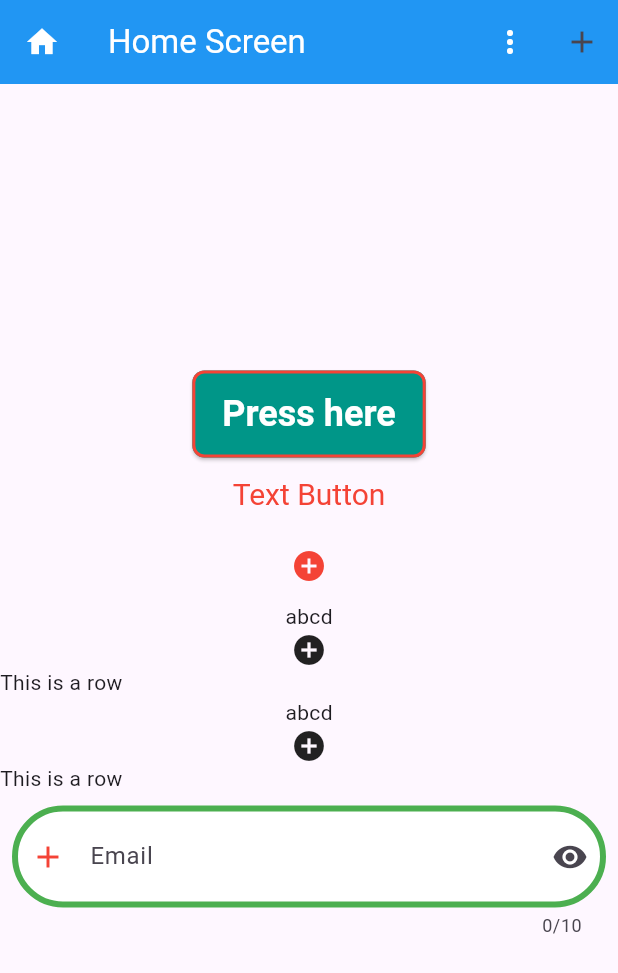
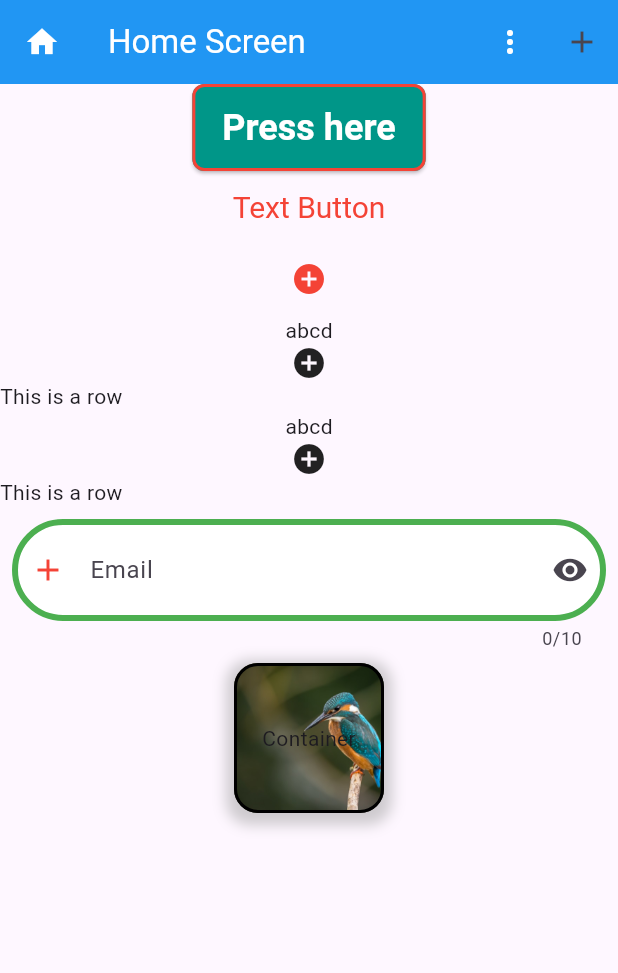
Before and after one commit to rayhan1650/ostad_flutter_live_class, a Flutter app: the screen it shows after launch, on a phone screen of 412 x 824 dp. Shown: the top 973 px of the screen. Run offline on Flutter 3.47's test engine with Material 3 defaults, Android fonts, the phone set to English and light mode, and no system bars.

Commit message:
Container practice done

```diff
--- a/lib/main.dart
+++ b/lib/main.dart
@@ -62,7 +62,8 @@ class Home extends StatelessWidget {
               icon: const Icon(Icons.add))
         ],
       ),
-      body: Center(
+      body: SingleChildScrollView(
+        child: Center(
           child: Column(
             mainAxisAlignment: MainAxisAlignment.center,
             crossAxisAlignment: CrossAxisAlignment.center,
@@ -198,8 +199,34 @@ class Home extends StatelessWidget {
                     suffixIcon: const Icon(Icons.remove_red_eye),
                   ),
                 ),
+              ),
+              Container(
+                height: 100,
+                width: 100,
+                decoration: BoxDecoration(
+                    color: Colors.green,
+                    borderRadius: BorderRadius.circular(16),
+                    border: Border.all(
+                      color: Colors.black,
+                      width: 2,
+                    ),
+                    image: const DecorationImage(
+                      image: AssetImage('images/bird.jpg'),
+                      fit: BoxFit.cover,
+                    ),
+                    boxShadow: [
+                      BoxShadow(
+                        color: Colors.grey.withOpacity(0.5),
+                        spreadRadius: 5,
+                        blurRadius: 7,
+                        offset: Offset(0, 3),
+                      ),
+                    ]),
+                alignment: Alignment.center,
+                child: const Text("Container"),
               )
             ],
+          ),
         ),
       ),
     );
```
Lines whose indentation alone changed are shown as unchanged.
